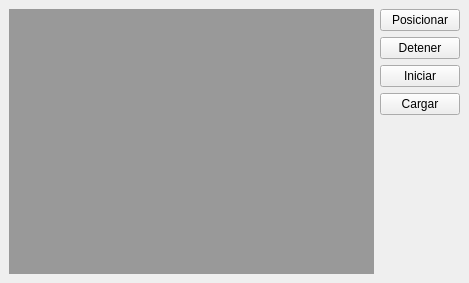
Before: the Qt Designer form gui.ui in PabloLapo/cinebot, drawn with Qt 5.
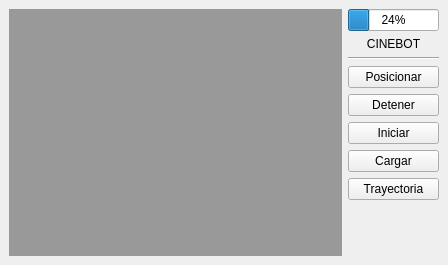
After: the same form once the commit is applied.

Patch:
```diff
--- a/gui.ui
+++ b/gui.ui
@@ -6,17 +6,46 @@
    <rect>
     <x>0</x>
     <y>0</y>
-    <width>469</width>
-    <height>283</height>
+    <width>448</width>
+    <height>265</height>
    </rect>
   </property>
   <property name="windowTitle">
    <string>MainWindow</string>
   </property>
   <property name="styleSheet">
-   <string notr="true">#qimage{
+   <string notr="true">/*
+MainWindow {
+	background: rgb(0, 123, 246);
+}
+
+#centralwidget {
+	background: rgb(0, 123, 246);
+}
+*/
+
+#qimage{
 	background: rgb(153, 153, 153);
-}</string>
+}
+
+#title {
+	color: black;
+}
+#ledSerial {
+	width: 50px;
+	height: 50px;
+	
+}
+/*
+QPushButton {
+	color: white;
+	border-radius: 5px;
+	height: 30px;
+	width: 100px;
+	background-color: rgb(223, 0, 57);
+}
+
+*/</string>
   </property>
   <widget class="QWidget" name="centralwidget">
    <layout class="QHBoxLayout" name="horizontalLayout" stretch="2,0">
@@ -29,6 +58,30 @@
     </item>
     <item>
      <layout class="QVBoxLayout" name="verticalLayout">
+      <item>
+       <widget class="QProgressBar" name="progressBar">
+        <property name="value">
+         <number>24</number>
+        </property>
+       </widget>
+      </item>
+      <item>
+       <widget class="QLabel" name="title">
+        <property name="text">
+         <string>CINEBOT</string>
+        </property>
+        <property name="alignment">
+         <set>Qt::AlignCenter</set>
+        </property>
+       </widget>
+      </item>
+      <item>
+       <widget class="Line" name="line">
+        <property name="orientation">
+         <enum>Qt::Horizontal</enum>
+        </property>
+       </widget>
+      </item>
       <item>
        <widget class="QPushButton" name="positionBtn">
         <property name="text">
@@ -57,6 +110,13 @@
         </property>
        </widget>
       </item>
+      <item>
+       <widget class="QPushButton" name="trajectoryBtn">
+        <property name="text">
+         <string>Trayectoria</string>
+        </property>
+       </widget>
+      </item>
       <item>
        <spacer name="verticalSpacer">
         <property name="orientation">
```
